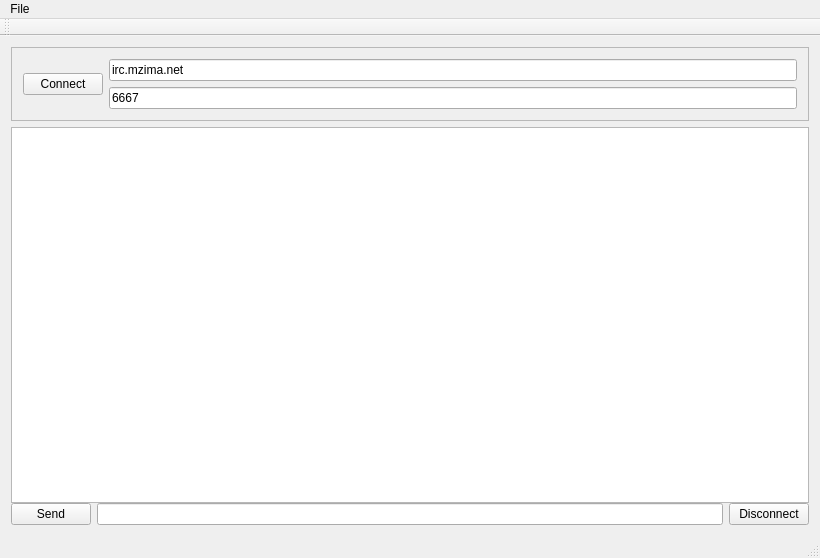
chvink/IRCrap, file mainwindow.ui: the form before one commit.
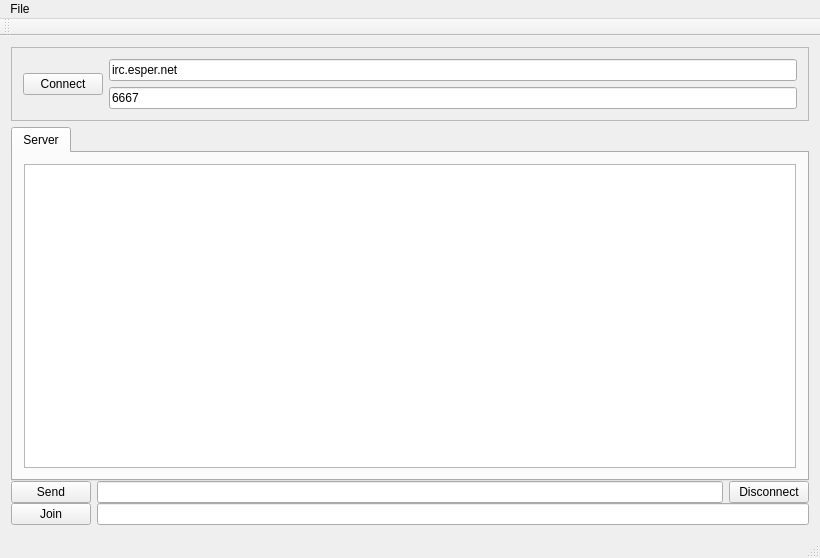
The form after the commit.

What changed in the file:
```diff
--- a/mainwindow.ui
+++ b/mainwindow.ui
@@ -21,6 +21,16 @@
        <number>0</number>
       </property>
       <item>
+       <widget class="QTabWidget" name="tabList">
+        <property name="currentIndex">
+         <number>0</number>
+        </property>
+        <widget class="QWidget" name="serverTab">
+         <attribute name="title">
+          <string>Server</string>
+         </attribute>
+         <layout class="QGridLayout" name="gridLayout_3">
+          <item row="0" column="0">
        <widget class="QTextEdit" name="serverView">
         <property name="readOnly">
          <bool>true</bool>
@@ -30,6 +40,10 @@
         </property>
        </widget>
       </item>
+         </layout>
+        </widget>
+       </widget>
+      </item>
       <item>
        <layout class="QHBoxLayout" name="horizontalLayout">
         <item>
@@ -51,6 +65,20 @@
         </item>
        </layout>
       </item>
+      <item>
+       <layout class="QHBoxLayout" name="horizontalLayout_3">
+        <item>
+         <widget class="QPushButton" name="joinButton">
+          <property name="text">
+           <string>Join</string>
+          </property>
+         </widget>
+        </item>
+        <item>
+         <widget class="QLineEdit" name="joinEdit"/>
+        </item>
+       </layout>
+      </item>
      </layout>
     </item>
     <item row="0" column="0">
@@ -76,7 +104,7 @@
            <item>
             <widget class="QLineEdit" name="serverAddrEdit">
              <property name="text">
-              <string>irc.mzima.net</string>
+              <string>irc.esper.net</string>
              </property>
             </widget>
            </item>
```
Lines whose indentation alone changed are shown as unchanged.
